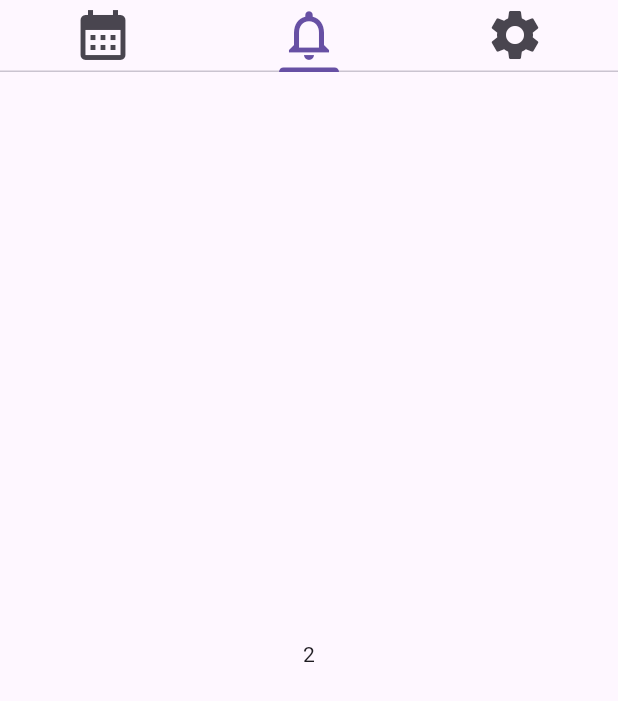
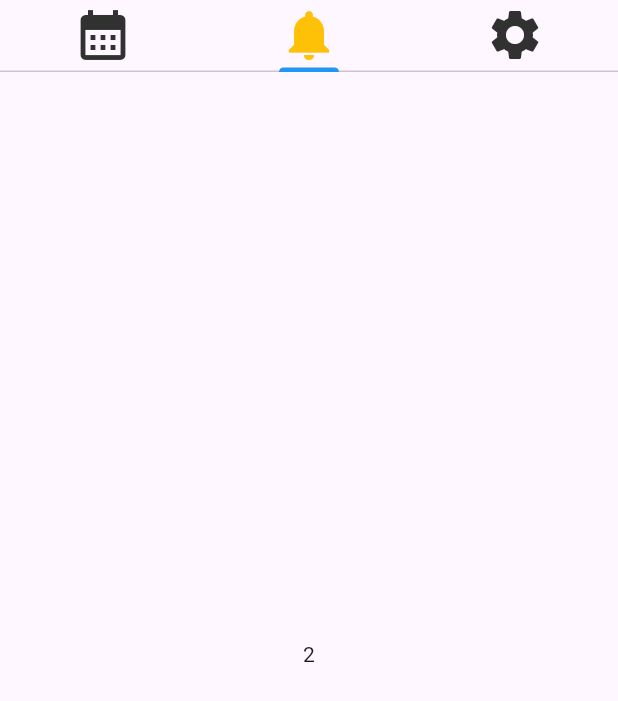
Before and after one commit to RynTurtle/digital-release-tracker, a Flutter app: the screen it shows after launch, on a phone screen of 412 x 824 dp. Shown: the top 701 px of the screen. Run offline on Flutter 3.47's test engine with Material 3 defaults, Android fonts, the phone set to English and light mode, and no system bars.

Commit message:
changes tabbar colours on tap

```diff
--- a/lib/main.dart
+++ b/lib/main.dart
@@ -1,6 +1,4 @@
 import 'package:flutter/material.dart';
-
-/// Flutter code sample for [TabBar].
 
 void main() => runApp(const TabBarApp());
 
@@ -9,26 +7,56 @@ class TabBarApp extends StatelessWidget {
 
   @override
   Widget build(BuildContext context) {
-    return const MaterialApp(home: TabBarExample());
+    return const MaterialApp(home: MainTabBar());
   }
 }
 
-class TabBarExample extends StatelessWidget {
-  const TabBarExample({super.key});
+class MainTabBar extends StatefulWidget {
+  const MainTabBar({super.key});
 
+  @override
+  State<MainTabBar> createState() => _MainTabBarState();
+}
+
+
+class _MainTabBarState extends State<MainTabBar> {
+  int _currentIndex = 1;
   @override
   Widget build(BuildContext context) {
     return DefaultTabController(
       initialIndex: 1,
-      length: 4,
+      length: 3,
       child: Scaffold(
-        appBar: AppBar(
+          appBar: AppBar(
           toolbarHeight: 0,
-          bottom: const TabBar(
-            tabs: <Widget>[
-              Tab(icon: Icon(Icons.calendar_month,size: 40)),
-              Tab(icon: Icon(Icons.notifications_outlined,size: 40)),
-              Tab(icon: Icon(Icons.settings,size: 40)),
+          bottom: TabBar(indicatorColor: Colors.blue,
+          unselectedLabelColor: Color.fromARGB(255, 49, 49, 49),
+          onTap: (index) {
+            setState(() {
+              _currentIndex = index;
+            });
+          },
+
+          tabs: <Widget>[
+              Tab(icon: Icon(
+                Icons.calendar_month,
+                size: 40,
+                // if current index is the first one then change colour to amber else dont
+                color: _currentIndex == 0 ? Colors.blue:null,
+              )),
+
+              Tab(icon: Icon(
+                Icons.notifications,
+                size: 40,
+                color: _currentIndex == 1 ? Colors.amber:null,
+              )),
+
+              Tab(icon: Icon(
+                Icons.settings,
+                size: 40,
+                color: _currentIndex == 2 ? const Color.fromARGB(255, 0, 0, 0):null,
+
+              )),
             ],
           ),
         ),
@@ -38,8 +66,6 @@ class TabBarExample extends StatelessWidget {
             Center(child: Text("1")),
             Center(child: Text("2")),
             Center(child: Text("3")),
-            Center(child: Text("4")),
-
           ],
         ),
       ),
```
